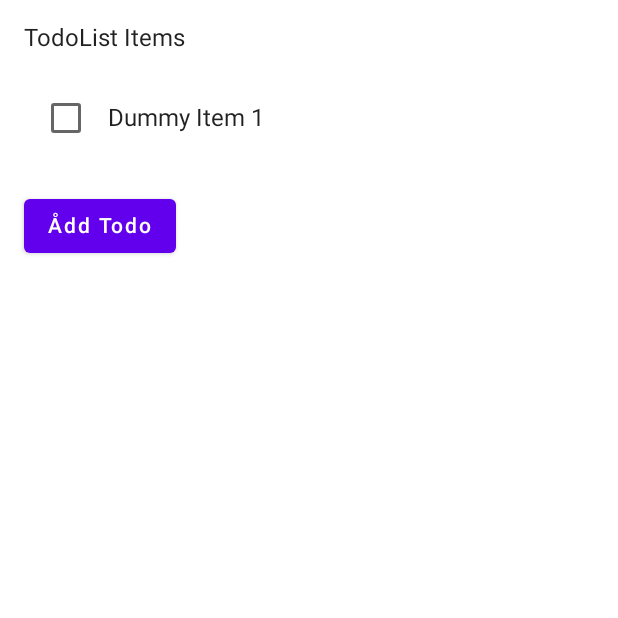
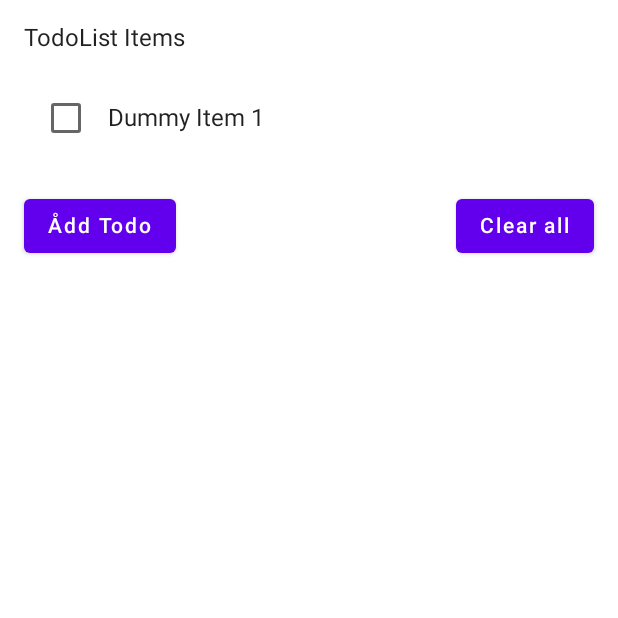
Before and after one commit to AseemWangoo/hands_on_kotlin, an Android app built with Jetpack Compose: the screen it shows after launch (MainActivity), on a phone screen of 412 x 824 dp, the top half of it. Run offline under Robolectric (Android 15) with nearby library versions, the light colour scheme and no system bars; our stand-ins replace Room's generated code, livedata-compose.

Commit message:
[A/Db] Add delete operation

```diff
--- a/app/src/main/java/com/aseemwangoo/handsonkotlin/MainActivity.kt
+++ b/app/src/main/java/com/aseemwangoo/handsonkotlin/MainActivity.kt
@@ -2,19 +2,15 @@ package com.aseemwangoo.handsonkotlin
 
 import android.app.Application
 import android.os.Bundle
-import android.util.Log
 import android.widget.Toast
 import androidx.activity.ComponentActivity
 import androidx.activity.compose.setContent
-import androidx.compose.foundation.layout.Column
-import androidx.compose.foundation.layout.Row
-import androidx.compose.foundation.layout.Spacer
-import androidx.compose.foundation.layout.padding
+import androidx.compose.foundation.layout.*
 import androidx.compose.foundation.lazy.LazyColumn
 import androidx.compose.foundation.lazy.items
 import androidx.compose.material.*
 import androidx.compose.material.icons.Icons
-import androidx.compose.material.icons.filled.Info
+import androidx.compose.material.icons.filled.Delete
 import androidx.compose.runtime.Composable
 import androidx.compose.runtime.getValue
 import androidx.compose.runtime.livedata.observeAsState
@@ -37,7 +33,6 @@ import com.aseemwangoo.handsonkotlin.database.TodoViewModelFactory
 class MainActivity : ComponentActivity() {
 
     private lateinit var itemViewModel: CheckedViewModel
-    private lateinit var mTodoViewModel: TodoViewModel
 
     override fun onCreate(savedInstanceState: Bundle?) {
         super.onCreate(savedInstanceState)
@@ -69,28 +64,34 @@ fun HomeView(itemViewModel: CheckedViewModel, navController: NavController) {
         Text("TodoList Items")
         Spacer(modifier = Modifier.padding(bottom = 16.dp))
         CustomCardState(itemViewModel, navController)
-        TodoList(list = items)
+        TodoList(list = items, mTodoViewModel = mTodoViewModel)
         Spacer(modifier = Modifier.padding(top = 32.dp))
     }
 }
 
 @OptIn(ExperimentalMaterialApi::class)
 @Composable
-fun TodoList(list: List<TodoItem>) {
+fun TodoList(list: List<TodoItem>, mTodoViewModel: TodoViewModel) {
     LazyColumn() {
         items(list) { todo ->
             ListItem(
                 text = { Text(text = todo.itemName) },
                 icon = {
-                    Icon(
-                        Icons.Default.Info,
-                        contentDescription = null
-                    )
+                    IconButton(onClick = {
+                        mTodoViewModel.deleteTodo(todo)
+                    }) {
+                        Icon(
+                            Icons.Default.Delete,
+                            contentDescription = null
+                        )
+                    }
                 },
                 trailing = {
                     Checkbox(
                         checked = todo.isDone,
-                        onCheckedChange = {  },
+                        onCheckedChange = {
+
+                        },
                     )
                 }
             )
@@ -121,8 +122,17 @@ fun CustomCardState(itemViewModel: CheckedViewModel, navController: NavControlle
         ) { itemViewModel.onCheckboxChange(it) }
 
         Spacer(modifier = Modifier.padding(10.dp))
-        Button(onClick = { navController.navigate(Destinations.AddTodo) }) {
-            Text(text = "Ådd Todo")
+
+        Row(
+            modifier = Modifier.fillMaxWidth(),
+            horizontalArrangement = Arrangement.SpaceBetween,
+        ) {
+            Button(onClick = { navController.navigate(Destinations.AddTodo) }) {
+                Text(text = "Ådd Todo")
+            }
+            Button(onClick = { }) {
+                Text(text = "Clear all")
+            }
         }
     }
 }
--- a/app/src/main/java/com/aseemwangoo/handsonkotlin/database/TodoDatabaseDao.kt
+++ b/app/src/main/java/com/aseemwangoo/handsonkotlin/database/TodoDatabaseDao.kt
@@ -15,8 +15,11 @@ interface TodoDatabaseDao {
     suspend fun insert(item:TodoItem)
 
     @Update
-    fun update(item:TodoItem)
+    suspend fun update(item:TodoItem)
 
     @Delete
-    fun delete(item:TodoItem)
+    suspend fun delete(item:TodoItem)
+
+    @Query("DELETE FROM my_todo_list")
+    suspend fun deleteAllTodos()
 }
```
Also changed, not shown: app/src/main/java/com/aseemwangoo/handsonkotlin/database/TodoRepository.kt (+12 -0 lines), app/src/main/java/com/aseemwangoo/handsonkotlin/database/TodoViewModel.kt (+12 -0 lines).
